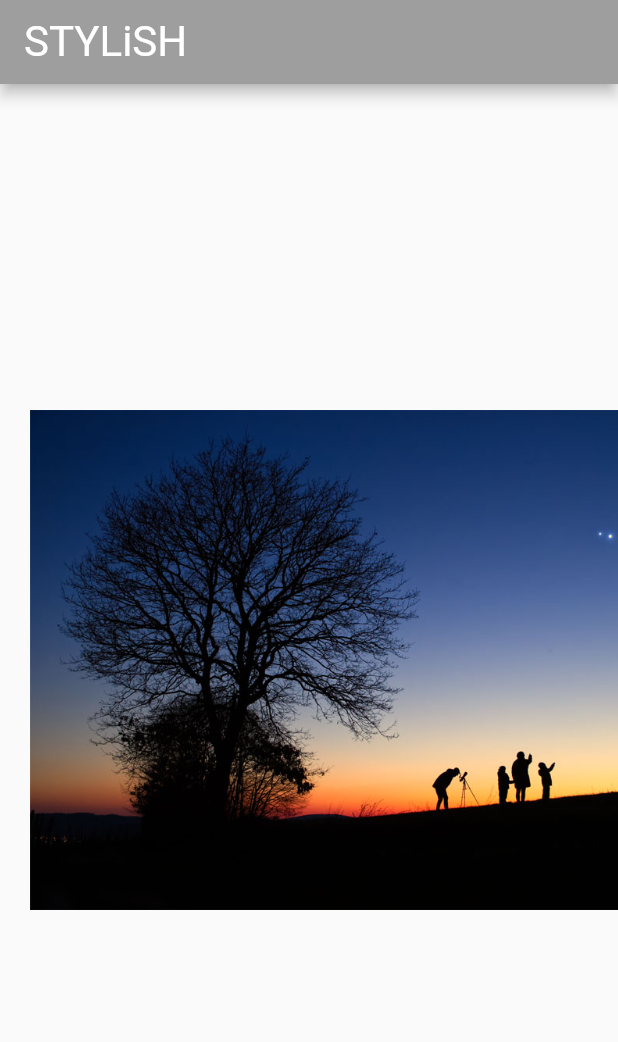
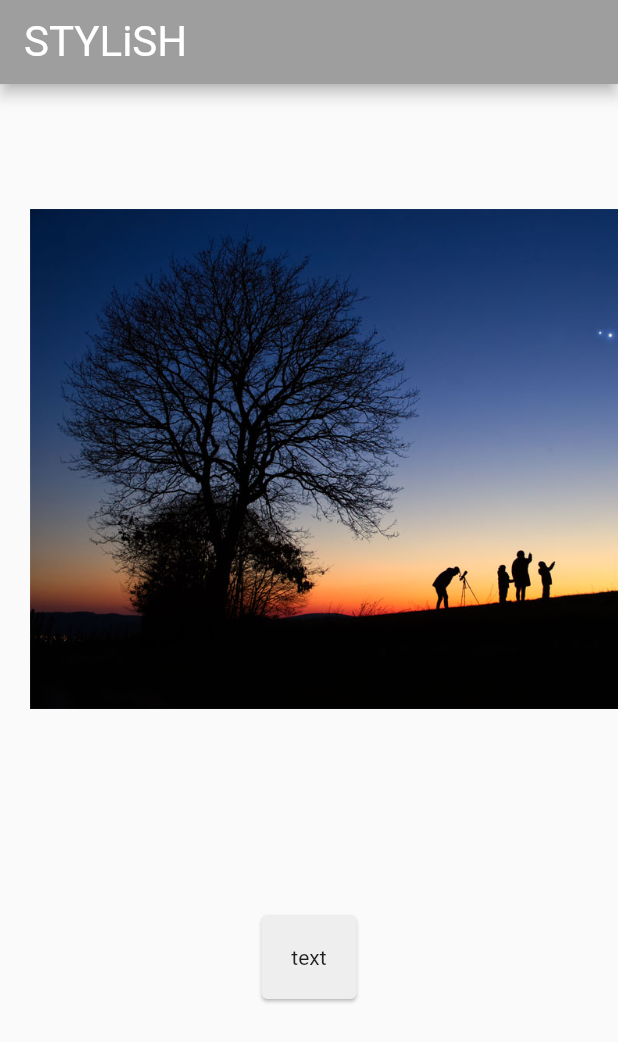
Before and after one commit to naiyu-wang/STYLiSH, a Flutter app: the screen it shows after launch, on a phone screen of 412 x 824 dp. Shown: the top 1042 px of the screen. Run offline on Flutter 3.47's test engine with Material 2 defaults, Android fonts, the phone set to English and light mode, and no system bars.

Commit message:
Add: Column and Sizebox to prepare for the item list

```diff
--- a/lib/main.dart
+++ b/lib/main.dart
@@ -42,19 +42,28 @@ class MyHomePage extends StatelessWidget {
             TextStyle(fontSize: 28.0, color: theme.appBarTheme.foregroundColor),
         backgroundColor: theme.appBarTheme.backgroundColor,
       ),
-      body: ListView(
-        scrollDirection: Axis.horizontal,
-        padding: const EdgeInsets.all(20),
+      body: Column(
         children: [
-          for (var imagePath in imageAssetPaths)
-            Image.asset(imagePath, width: 500),
-          // Card(
-          //   color: theme.colorScheme.background,
-          //   child: Padding(
-          //     padding: const EdgeInsets.all(20),
-          //     child: Text(text),
-          //   ),
-          // )
+          SizedBox(
+            height: 500.0,
+            width: double.infinity,
+            child: ListView(
+              scrollDirection: Axis.horizontal,
+              padding: const EdgeInsets.all(20),
+              children: [
+                for (var imagePath in imageAssetPaths)
+                  Image.asset(imagePath, width: 500),
+              ],
+            ),
+          ),
+          const SizedBox(height: 50.0),
+          Card(
+            color: theme.colorScheme.background,
+            child: const Padding(
+              padding: EdgeInsets.all(20),
+              child: Text('text'),
+            ),
+          )
         ],
       ),
     );
```
